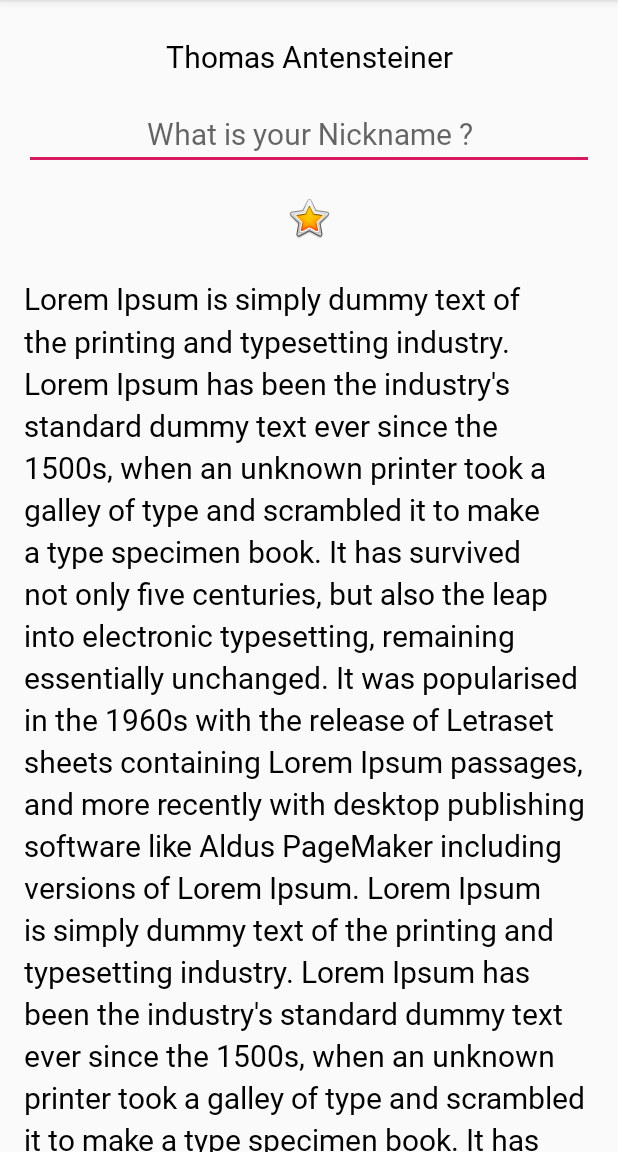
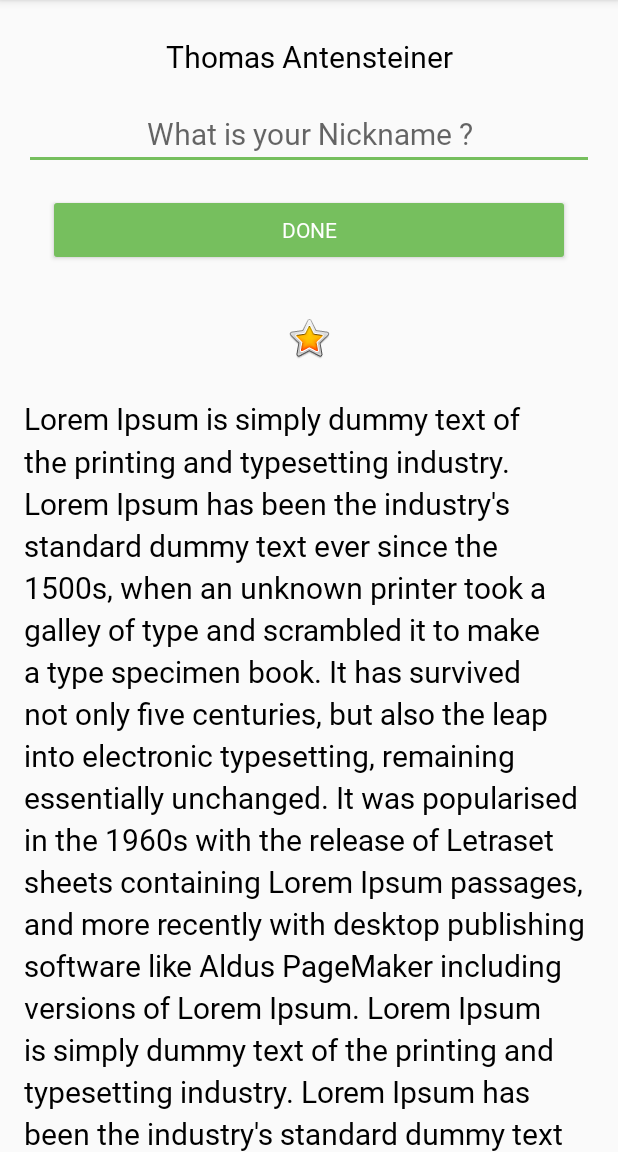
Before and after one commit to 1920-5bhif-nvs/1920-5bhif-nvs-udacity-labs-ThomasAnt, an Android app: the screen it shows after launch (MainActivity), on a phone screen of 412 x 824 dp, the part 84-1236 px from its top. Run offline under Robolectric (Android 15) with nearby library versions, the phone set to English and light mode, and no system bars.

Commit message:
Lesson:2-12 Thomas Antensteiner

```diff
--- a/Lesson_2/AboutMe/app/src/main/res/layout/activity_main.xml
+++ b/Lesson_2/AboutMe/app/src/main/res/layout/activity_main.xml
@@ -26,6 +26,25 @@
         android:inputType="textPersonName"
         android:textAlignment="center" />
 
+    <Button
+        android:id="@+id/done_button"
+        style="@style/Widget.AppCompat.Button.Colored"
+        android:layout_width="match_parent"
+        android:layout_height="wrap_content"
+        android:layout_gravity="center_horizontal"
+        android:layout_margin="@dimen/layout_margin"
+        android:fontFamily="@font/roboto"
+        android:text="@string/done" />
+
+    <TextView
+        android:id="@+id/nickname_text"
+        style="@style/NameStyle"
+        android:layout_width="match_parent"
+        android:layout_height="wrap_content"
+        android:text="TextView"
+        android:textAlignment="center"
+        android:visibility="gone" />
+
     <ImageView
         android:id="@+id/star_image"
         android:layout_width="match_parent"
--- a/Lesson_2/AboutMe/app/src/main/res/values/colors.xml
+++ b/Lesson_2/AboutMe/app/src/main/res/values/colors.xml
@@ -2,5 +2,5 @@
 <resources>
     <color name="colorPrimary">#008577</color>
     <color name="colorPrimaryDark">#00574B</color>
-    <color name="colorAccent">#D81B60</color>
+    <color name="colorAccent">#76bf5e</color>
 </resources>
--- a/Lesson_2/AboutMe/app/src/main/res/values/strings.xml
+++ b/Lesson_2/AboutMe/app/src/main/res/values/strings.xml
@@ -11,4 +11,5 @@
 
     </string>
     <string name="what_is_your_nickname">What is your Nickname ?</string>
+    <string name="done">Done</string>
 </resources>
```
